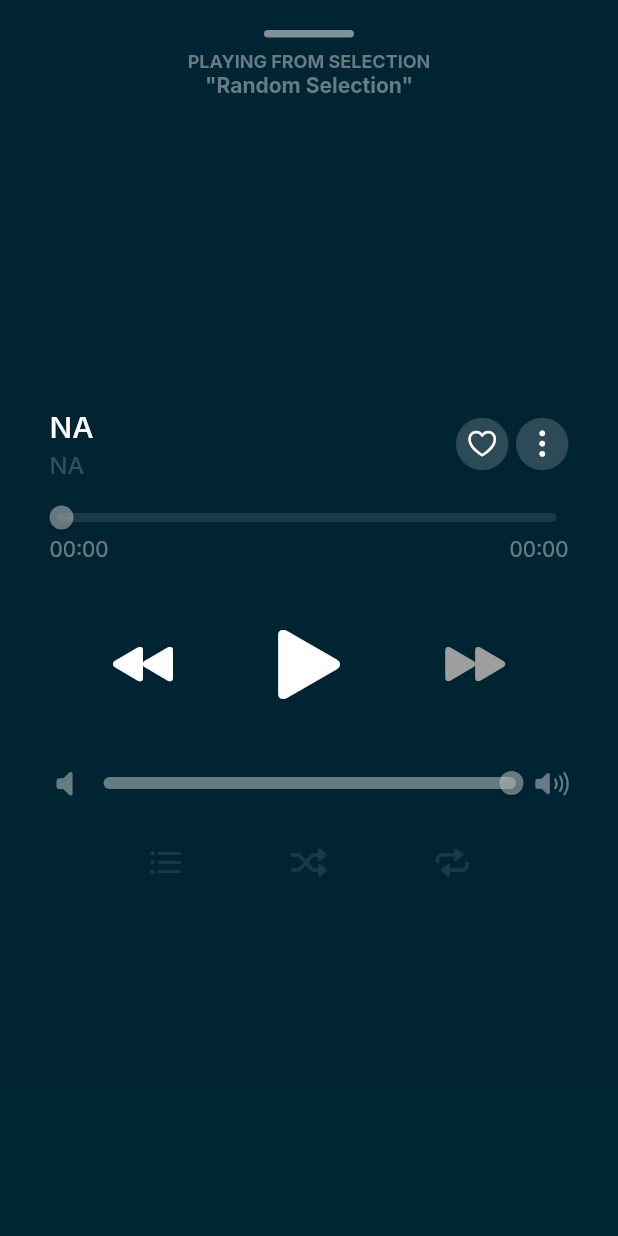
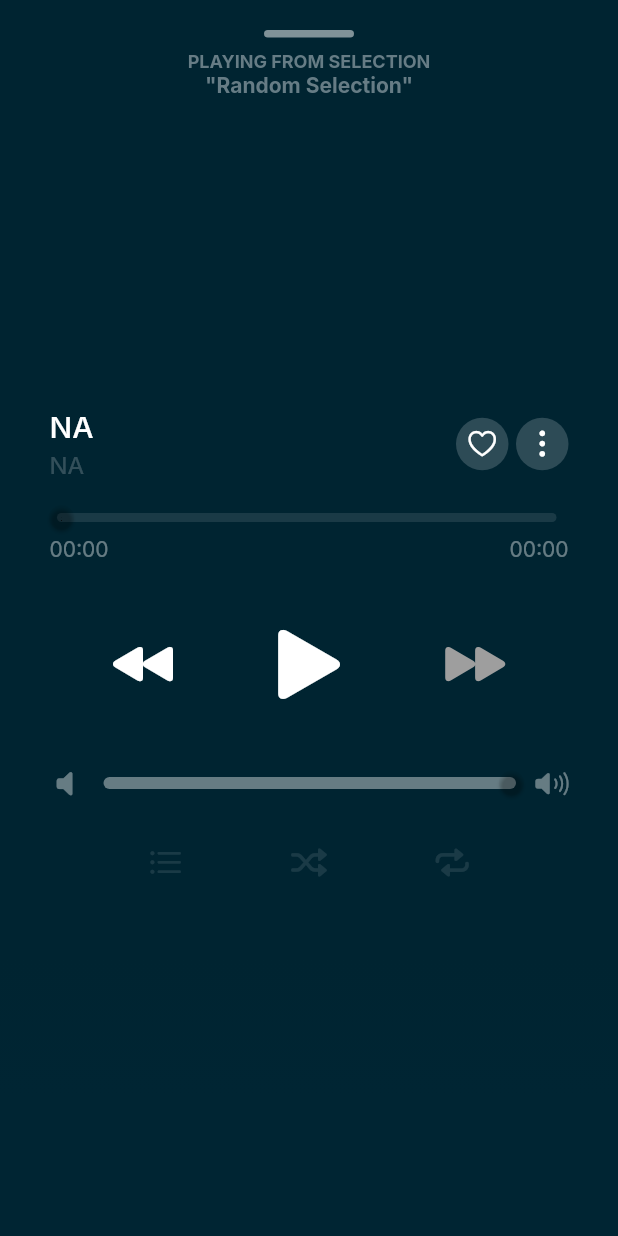
Before and after one commit to Envoy-Z-Studio/Harmony-Music, a Flutter app: the Player screen opened directly, on a phone screen of 412 x 824 dp. Run offline on Flutter 3.47's test engine with Material 3 defaults, Android fonts, the phone set to English and light mode, and no system bars; our stand-ins replace app_links, audio_service, audio_video_progress_bar, buttons_tabbar, cached_network_image, dio and 14 more; missing offline and left inert: audiotags, flutter_lyric, jni, just_audio_media_kit, media_kit, sidebar_with_animation and 7 more; accounts and stored records are empty; network calls fail.

Commit message:
Update player_control.dart

```diff
--- a/lib/Screens/Player/Components/player_control.dart
+++ b/lib/Screens/Player/Components/player_control.dart
@@ -159,7 +159,7 @@ class PlayerControlWidget extends StatelessWidget {
                   trackHeight: 6,
                   activeTrackColor: activeColor,
                   inactiveTrackColor: inactiveColor,
-                  thumbColor: activeColor,
+                  thumbColor: Colors.transparent,
                   thumbShape:
                       const RoundSliderThumbShape(enabledThumbRadius: 8),
                   overlayShape: SliderComponentShape.noOverlay,
@@ -251,7 +251,7 @@ class PlayerControlWidget extends StatelessWidget {
                     trackHeight: 6,
                     activeTrackColor: activeColor,
                     inactiveTrackColor: inactiveColor,
-                    thumbColor: activeColor,
+                    thumbColor: Colors.transparent,
                     thumbShape:
                         const RoundSliderThumbShape(enabledThumbRadius: 8),
                     overlayShape: SliderComponentShape.noOverlay,
```
